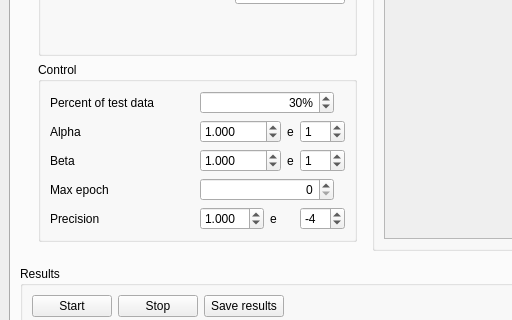
Old version of the form mainwindow.ui in the repository AlexLeSang/ECOHT-ANN; both pictures show x 0 to 512 and y 204 to 524 of the 742 by 653 pixel window.
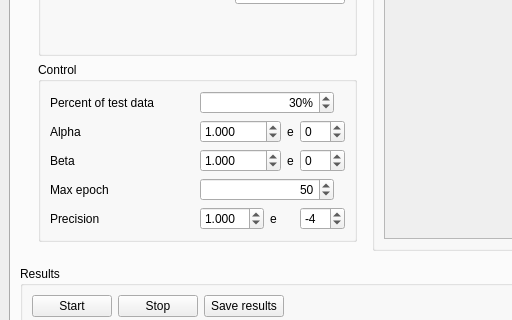
New version of the form. Custom widgets are drawn as their Qt base class.

```diff
--- a/mainwindow.ui
+++ b/mainwindow.ui
@@ -223,6 +223,9 @@
                      <property name="singleStep">
                       <number>50</number>
                      </property>
+                     <property name="value">
+                      <number>50</number>
+                     </property>
                     </widget>
                    </item>
                    <item row="0" column="1">
@@ -417,7 +420,7 @@
                         <number>16</number>
                        </property>
                        <property name="value">
-                        <number>1</number>
+                        <number>0</number>
                        </property>
                       </widget>
                      </item>
@@ -457,7 +460,7 @@
                         <number>16</number>
                        </property>
                        <property name="value">
-                        <number>1</number>
+                        <number>0</number>
                        </property>
                       </widget>
                      </item>
```
